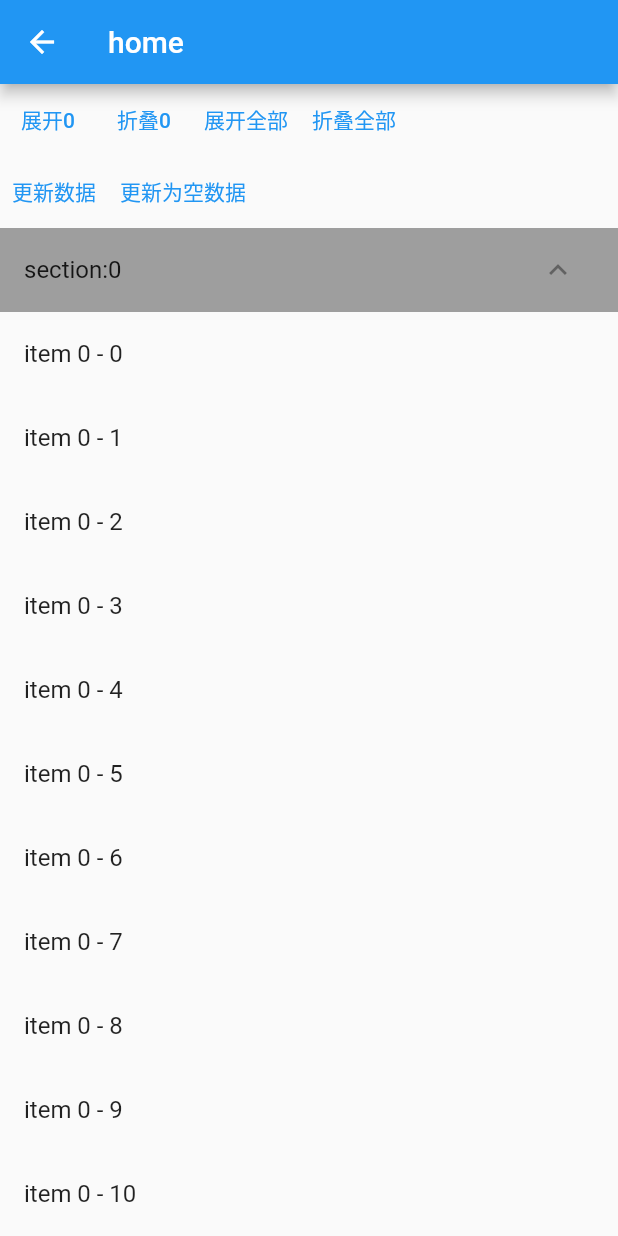
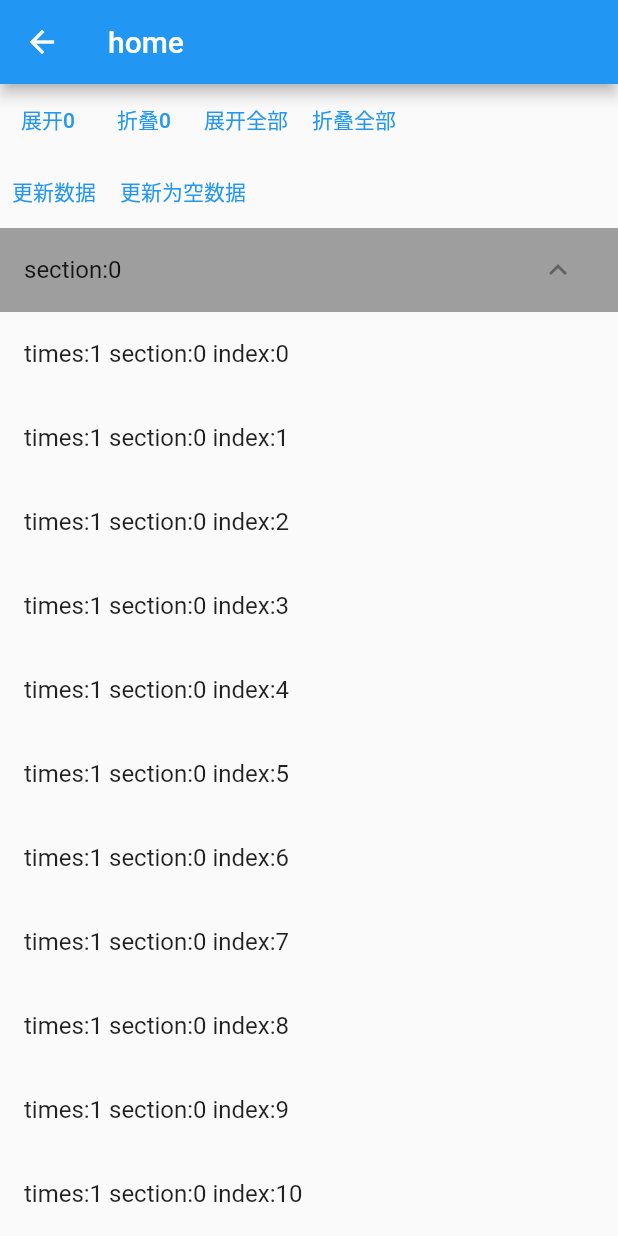
Before and after one commit to LuckyJayce/flutter-ExpendableListView, a Flutter app: the Home screen opened directly, on a phone screen of 412 x 824 dp. Run offline on Flutter 3.47's test engine with Material 2 defaults, Android fonts, the phone set to English and light mode, and no system bars.

Commit message:
修改demo数据显示

```diff
--- a/lib/main.dart
+++ b/lib/main.dart
@@ -144,7 +144,7 @@ class MyDataBuilder implements ExpendableListDataBuilder {
   @override
   Widget buildSectionChild(int sectionIndex, int childIndex) {
     return ListTile(
-      title: Text('item $sectionIndex - $childIndex'),
+      title: Text(data[sectionIndex][childIndex]),
     );
   }
 
```
